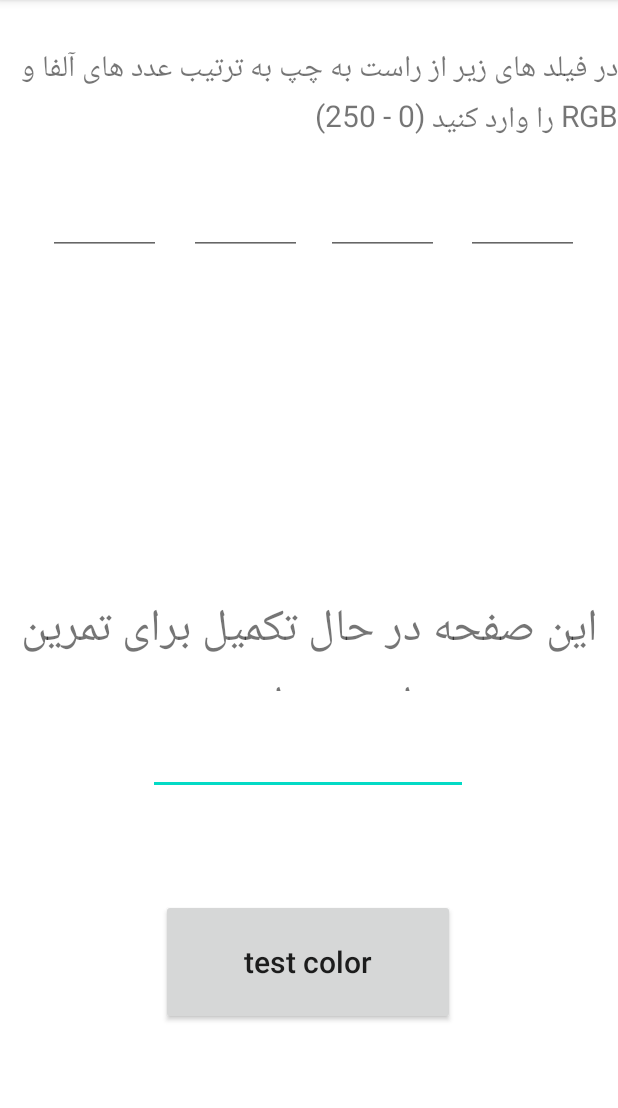
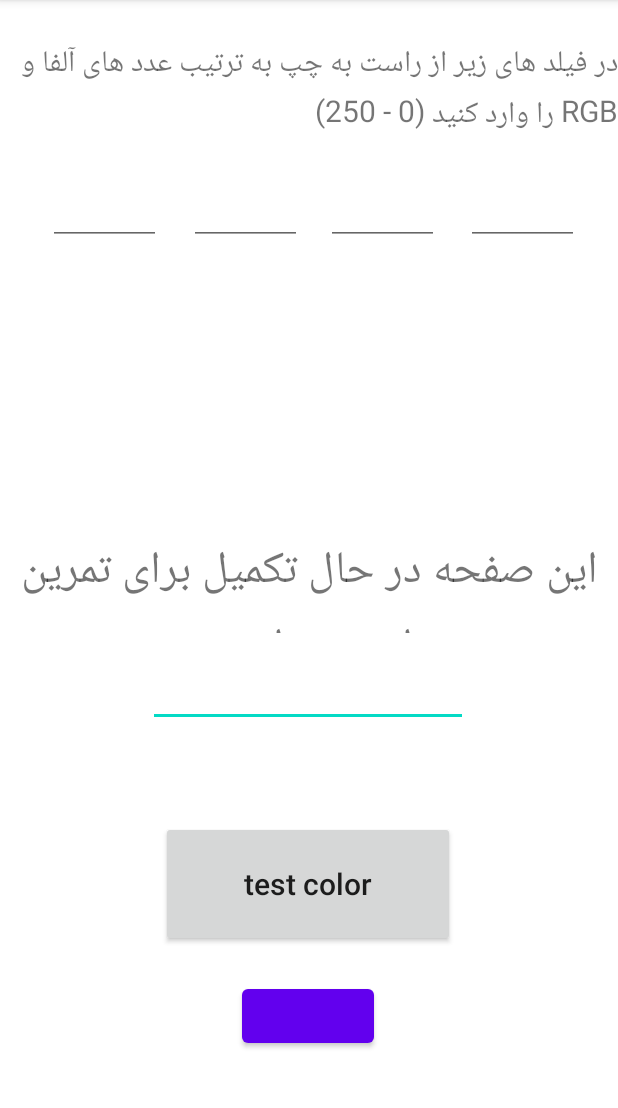
Before and after one commit to Javad-Aboutorabi/batnaClassAndroid, an Android app: the Secound screen opened directly, with no data from a screen before it, on a phone screen of 412 x 824 dp, the part 84-1192 px from its top. Run offline under Robolectric (Android 15) with nearby library versions, the phone set to English and light mode, and no system bars; Roboto replaces fonts that are not available here; 1 statement that could not run was skipped.

Commit message:
Linear layout

```diff
--- a/app/src/main/java/com/javad/testjamshi/Secound.java
+++ b/app/src/main/java/com/javad/testjamshi/Secound.java
@@ -63,6 +63,12 @@ public class Secound extends AppCompatActivity {
             this.finish();
             return false;
         });
+        Button button=findViewById(R.id.layout_activity_run);
+        button.setOnClickListener(v -> {
+            this.finish();
+            Intent intent=new Intent(this,LayoutActivity.class);
+            startActivity(intent);
+        });
 
 
     }
--- a/app/src/main/res/layout/activity_secound.xml
+++ b/app/src/main/res/layout/activity_secound.xml
@@ -6,6 +6,7 @@
     android:layout_width="match_parent"
     android:layout_height="match_parent"
     tools:context=".Secound">
+
 
     <androidx.appcompat.widget.AppCompatButton
         android:id="@+id/BackButton"
@@ -19,9 +20,21 @@
         app:layout_constraintHorizontal_bias="0.497"
         app:layout_constraintStart_toStartOf="parent"
         app:layout_constraintTop_toTopOf="parent"
-        app:layout_constraintVertical_bias="0.876"
+        app:layout_constraintVertical_bias="0.8"
         tools:ignore="MissingConstraints" />
 
+    <Button
+        android:id="@+id/layout_activity_run"
+        android:layout_width="wrap_content"
+        android:layout_height="wrap_content"
+        app:layout_constraintBottom_toBottomOf="parent"
+        app:layout_constraintEnd_toEndOf="parent"
+        app:layout_constraintHorizontal_bias="0.498"
+        app:layout_constraintStart_toStartOf="parent"
+        app:layout_constraintTop_toBottomOf="@+id/BackButton"
+        app:layout_constraintVertical_bias="0.246">
+
+    </Button>
 
     <EditText
         android:id="@+id/editText"
```
Also changed, not shown: app/src/main/AndroidManifest.xml (+7 -4 lines), app/src/main/java/com/javad/testjamshi/LayoutActivity.java (added, +16 -0 lines), app/src/main/res/drawable/save.xml (added, +10 -0 lines), app/src/main/res/layout/activity_layout.xml (added, +100 -0 lines).
